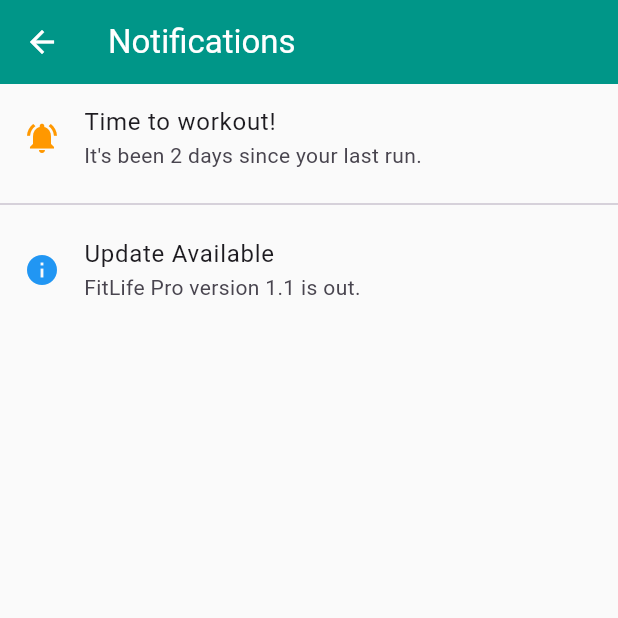
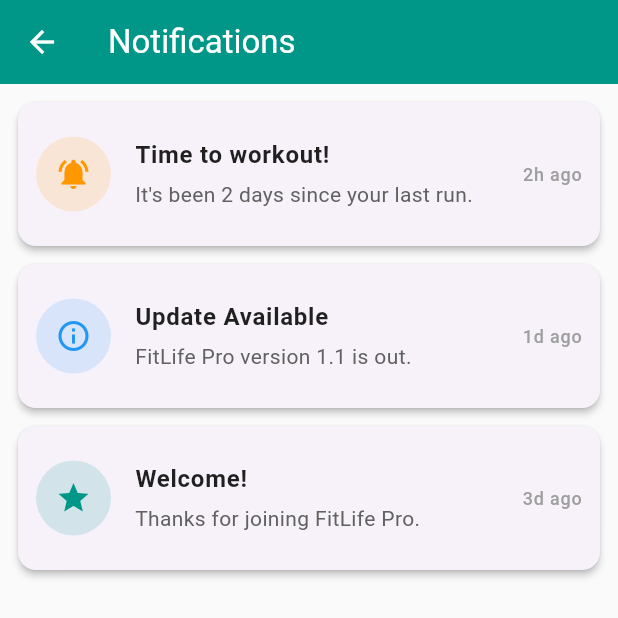
Before and after one commit to Sharouldroid/fitlife_pro, a Flutter app: the NotificationScreen screen opened directly, on a phone screen of 412 x 824 dp, the top half of it. Run offline on Flutter 3.47's test engine with Material 3 defaults, Android fonts, the phone set to English and light mode, and no system bars; our stand-ins replace cloud_firestore, firebase_auth, firebase_core; accounts and stored records are empty.

Commit message:
update notification

```diff
--- a/lib/main.dart
+++ b/lib/main.dart
@@ -13,6 +13,7 @@ import 'screens/auth/splash_screen.dart';
 
 // --- HOME & ACTIVITY SCREENS ---
 import 'screens/home/dashboard_screen.dart';
+import 'screens/home/notification_screen.dart';
 import 'screens/activity/activity_list_screen.dart';
 import 'screens/activity/add_activity_screen.dart';
 
@@ -86,6 +87,7 @@ class MyApp extends StatelessWidget {
             '/register': (context) => const RegisterScreen(),
 
             '/home': (context) => const DashboardScreen(),
+            '/notifications': (context) => const NotificationScreen(),
             '/activity_list': (context) => const ActivityListScreen(),
             '/add_activity': (context) => const AddActivityScreen(),
 
--- a/lib/screens/home/dashboard_screen.dart
+++ b/lib/screens/home/dashboard_screen.dart
@@ -172,6 +172,11 @@ class DashboardScreen extends StatelessWidget {
             onTap: () => Navigator.pushNamed(context, '/profile'),
           ),
           ListTile(
+            leading: const Icon(Icons.notifications),
+            title: const Text("Notifications"),
+            onTap: () => Navigator.pushNamed(context, '/notifications'),
+          ),
+          ListTile(
             leading: const Icon(Icons.settings),
             title: const Text("Settings"),
             onTap: () => Navigator.pushNamed(context, '/settings'),
--- a/lib/screens/home/notification_screen.dart
+++ b/lib/screens/home/notification_screen.dart
@@ -5,23 +5,89 @@ class NotificationScreen extends StatelessWidget {
 
   @override
   Widget build(BuildContext context) {
+    // Detect Dark Mode
+    final bool isDark = Theme.of(context).brightness == Brightness.dark;
+
     return Scaffold(
-      appBar: AppBar(title: const Text("Notifications")),
+      appBar: AppBar(
+        title: const Text("Notifications"),
+        // Color handled by Theme in main.dart
+      ),
+      // Background color handled by Theme
       body: ListView(
-        children: const [
-          ListTile(
-            leading: Icon(Icons.notifications_active, color: Colors.orange),
-            title: Text("Time to workout!"),
-            subtitle: Text("It's been 2 days since your last run."),
+        padding: const EdgeInsets.all(12),
+        children: [
+          _buildNotificationCard(
+            context,
+            title: "Time to workout!",
+            subtitle: "It's been 2 days since your last run.",
+            time: "2h ago",
+            icon: Icons.notifications_active,
+            color: Colors.orange,
+            isDark: isDark,
           ),
-          Divider(),
-          ListTile(
-            leading: Icon(Icons.info, color: Colors.blue),
-            title: Text("Update Available"),
-            subtitle: Text("FitLife Pro version 1.1 is out."),
+          _buildNotificationCard(
+            context,
+            title: "Update Available",
+            subtitle: "FitLife Pro version 1.1 is out.",
+            time: "1d ago",
+            icon: Icons.info_outline,
+            color: Colors.blue,
+            isDark: isDark,
+          ),
+          _buildNotificationCard(
+            context,
+            title: "Welcome!",
+            subtitle: "Thanks for joining FitLife Pro.",
+            time: "3d ago",
+            icon: Icons.star,
+            color: Colors.teal,
+            isDark: isDark,
           ),
         ],
       ),
     );
   }
+
+  Widget _buildNotificationCard(
+    BuildContext context, {
+    required String title,
+    required String subtitle,
+    required String time,
+    required IconData icon,
+    required Color color,
+    required bool isDark,
+  }) {
+    return Card(
+      elevation: 2,
+      margin: const EdgeInsets.only(bottom: 12),
+      shape: RoundedRectangleBorder(borderRadius: BorderRadius.circular(12)),
+      child: ListTile(
+        contentPadding: const EdgeInsets.all(12),
+        leading: CircleAvatar(
+          backgroundColor: color.withOpacity(0.15),
+          radius: 25,
+          child: Icon(icon, color: color),
+        ),
+        title: Text(
+          title,
+          style: TextStyle(
+            fontWeight: FontWeight.bold,
+            color: isDark ? Colors.white : Colors.black87,
+          ),
+        ),
+        subtitle: Padding(
+          padding: const EdgeInsets.only(top: 4.0),
+          child: Text(
+            subtitle,
+            style: TextStyle(color: isDark ? Colors.grey[400] : Colors.grey[700]),
+          ),
+        ),
+        trailing: Text(
+          time,
+          style: const TextStyle(color: Colors.grey, fontSize: 12),
+        ),
+      ),
+    );
+  }
 }
```
